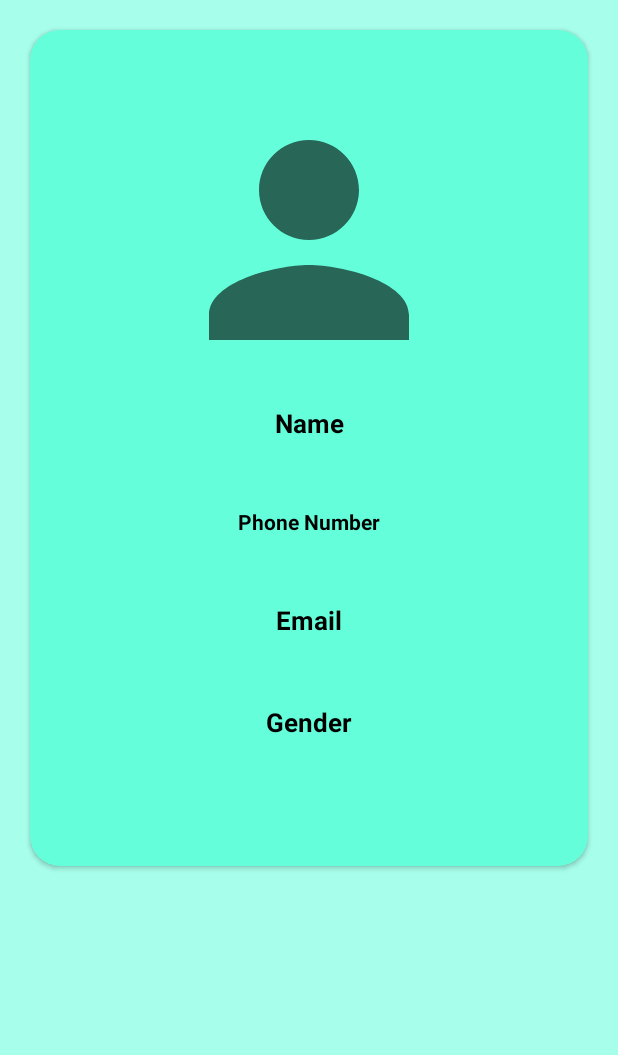
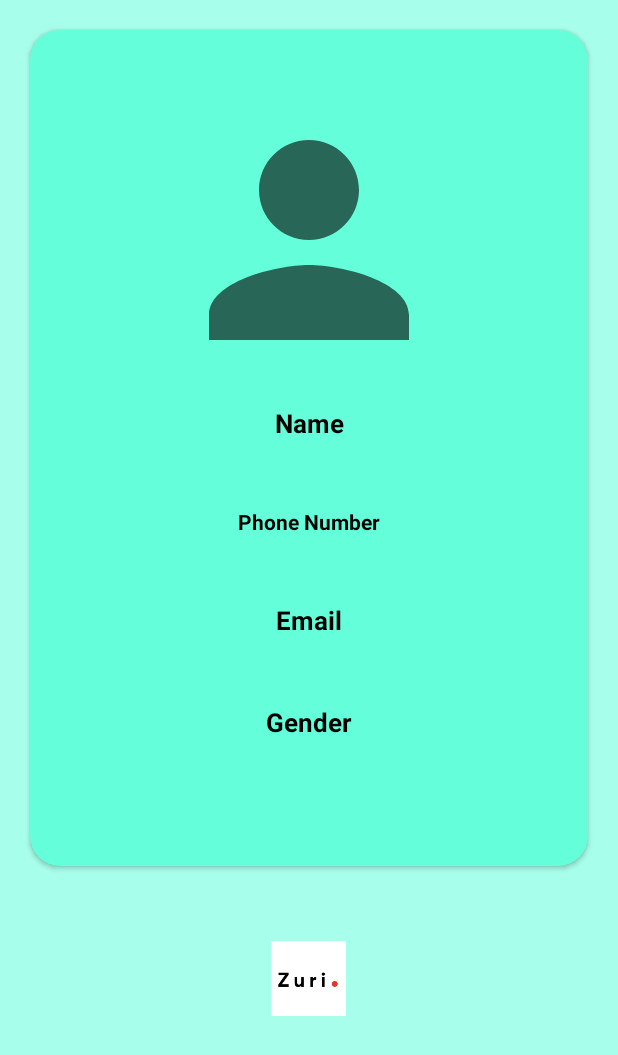
Before and after one commit to fletcher17/zuri_stage_2_task, an Android app: the DataActivity screen opened directly, with no data from a screen before it, on a phone screen of 412 x 824 dp. Shown: the top 1055 px of the screen. Run offline under Robolectric (Android 15) with nearby library versions, the phone set to English and light mode, and no system bars; Roboto replaces fonts that are not available here.

Commit message:
My display form for zuri stage 2 task

```diff
--- a/RegisterationForm/app/src/main/java/com/decadev/registerationform/utils/Validation.kt
+++ b/RegisterationForm/app/src/main/java/com/decadev/registerationform/utils/Validation.kt
@@ -9,12 +9,14 @@ fun nameValidation(name: String): Boolean {
     return name.isNotEmpty()
 }
 
-//method to validate right phone number format is inputted
+//method to vali                            date right phone number format is inputted
 fun phoneNumberValidation(mobile: String): Boolean {
     var result = false
     if (mobile.startsWith("+234") && mobile.length == 14) result = true
     if (mobile.startsWith("234") && mobile.length == 13) result = true
-    if ((mobile.startsWith("070") || mobile.startsWith("080") || mobile.startsWith("081") || mobile.startsWith("090")) && mobile.length == 11) result = true
+    if ((mobile.startsWith("070") || mobile.startsWith("080")
+                    || mobile.startsWith("081")
+                    || mobile.startsWith("090")) && mobile.length == 11) result = true
     return result
 }
 
--- a/RegisterationForm/app/src/main/res/layout/activity_data.xml
+++ b/RegisterationForm/app/src/main/res/layout/activity_data.xml
@@ -6,6 +6,7 @@
     android:layout_width="match_parent"
     android:layout_height="match_parent"
     style="@style/main_linearLayout"
+    android:orientation="vertical"
     tools:context=".DataActivity">
 
 
@@ -171,5 +172,12 @@
 
                 </LinearLayout>
             </androidx.cardview.widget.CardView>
+    <ImageView
+        android:id="@+id/zuri_image_view"
+        android:layout_width="50dp"
+        android:layout_height="50dp"
+        android:src="@drawable/zuri"
+        android:layout_gravity="center_horizontal"
+        android:layout_marginTop="30dp"/>
 
 </LinearLayout>
```
Also changed, not shown: RegisterationForm/app/src/main/java/com/decadev/registerationform/MainActivity.kt (+2 -6 lines), RegisterationForm/app/src/main/res/layout/activity_main.xml (+8 -0 lines), RegisterationForm/app/src/main/res/drawable/zuri.png (added).
